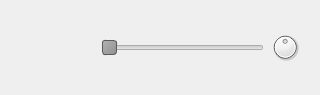
First picture: the form in client/gui/livejamming/app/roomplayeritem.ui, repository sush/Live-Jamming, before the edit.
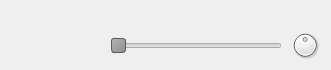
Second picture: the form after the edit. Icons and pictures are not drawn.

The edit to the form file:
```diff
--- a/client/gui/livejamming/app/roomplayeritem.ui
+++ b/client/gui/livejamming/app/roomplayeritem.ui
@@ -6,26 +6,26 @@
    <rect>
     <x>0</x>
     <y>0</y>
-    <width>320</width>
-    <height>95</height>
+    <width>331</width>
+    <height>70</height>
    </rect>
   </property>
   <property name="sizePolicy">
-   <sizepolicy hsizetype="Minimum" vsizetype="Minimum">
+   <sizepolicy hsizetype="Maximum" vsizetype="Maximum">
     <horstretch>0</horstretch>
     <verstretch>0</verstretch>
    </sizepolicy>
   </property>
   <property name="minimumSize">
    <size>
-    <width>320</width>
-    <height>95</height>
+    <width>331</width>
+    <height>70</height>
    </size>
   </property>
   <property name="maximumSize">
    <size>
-    <width>443</width>
-    <height>146</height>
+    <width>331</width>
+    <height>70</height>
    </size>
   </property>
   <property name="windowTitle">
@@ -35,12 +35,24 @@
    <string notr="true"/>
   </property>
   <layout class="QVBoxLayout" name="verticalLayout">
+   <property name="spacing">
+    <number>0</number>
+   </property>
+   <property name="margin">
+    <number>0</number>
+   </property>
    <item>
     <widget class="QFrame" name="frame">
+     <property name="sizePolicy">
+      <sizepolicy hsizetype="Maximum" vsizetype="Maximum">
+       <horstretch>0</horstretch>
+       <verstretch>0</verstretch>
+      </sizepolicy>
+     </property>
      <property name="maximumSize">
       <size>
-       <width>443</width>
-       <height>146</height>
+       <width>331</width>
+       <height>70</height>
       </size>
      </property>
      <property name="autoFillBackground">
@@ -70,14 +82,84 @@
      <property name="frameShadow">
       <enum>QFrame::Raised</enum>
      </property>
-     <layout class="QGridLayout" name="gridLayout">
-      <item row="0" column="0" rowspan="5" colspan="2">
-       <layout class="QHBoxLayout" name="horizontalLayout">
-        <property name="sizeConstraint">
-         <enum>QLayout::SetFixedSize</enum>
-        </property>
-        <item>
+     <widget class="QLabel" name="label">
+      <property name="geometry">
+       <rect>
+        <x>78</x>
+        <y>7</y>
+        <width>251</width>
+        <height>21</height>
+       </rect>
+      </property>
+      <property name="sizePolicy">
+       <sizepolicy hsizetype="Maximum" vsizetype="Minimum">
+        <horstretch>0</horstretch>
+        <verstretch>0</verstretch>
+       </sizepolicy>
+      </property>
+      <property name="minimumSize">
+       <size>
+        <width>0</width>
+        <height>0</height>
+       </size>
+      </property>
+      <property name="maximumSize">
+       <size>
+        <width>300</width>
+        <height>16777215</height>
+       </size>
+      </property>
+      <property name="sizeIncrement">
+       <size>
+        <width>0</width>
+        <height>0</height>
+       </size>
+      </property>
+      <property name="baseSize">
+       <size>
+        <width>0</width>
+        <height>0</height>
+       </size>
+      </property>
+      <property name="styleSheet">
+       <string notr="true">#label {
+	color:#d0d0d0;
+}</string>
+      </property>
+      <property name="frameShape">
+       <enum>QFrame::NoFrame</enum>
+      </property>
+      <property name="frameShadow">
+       <enum>QFrame::Plain</enum>
+      </property>
+      <property name="midLineWidth">
+       <number>0</number>
+      </property>
+      <property name="text">
+       <string/>
+      </property>
+      <property name="scaledContents">
+       <bool>true</bool>
+      </property>
+      <property name="alignment">
+       <set>Qt::AlignCenter</set>
+      </property>
+      <property name="margin">
+       <number>0</number>
+      </property>
+      <property name="indent">
+       <number>-1</number>
+      </property>
+     </widget>
          <widget class="QLabel" name="avatar">
+      <property name="geometry">
+       <rect>
+        <x>1</x>
+        <y>-1</y>
+        <width>68</width>
+        <height>71</height>
+       </rect>
+      </property>
           <property name="sizePolicy">
            <sizepolicy hsizetype="Fixed" vsizetype="Fixed">
             <horstretch>0</horstretch>
@@ -99,21 +181,18 @@
           <property name="pixmap">
            <pixmap resource="app.qrc">:/images/room_player_item_icon.png</pixmap>
           </property>
-         </widget>
-        </item>
-        <item>
-         <widget class="QLabel" name="speaker">
-          <property name="sizePolicy">
-           <sizepolicy hsizetype="Fixed" vsizetype="Fixed">
-            <horstretch>0</horstretch>
-            <verstretch>0</verstretch>
-           </sizepolicy>
-          </property>
-          <property name="minimumSize">
-           <size>
-            <width>20</width>
-            <height>20</height>
-           </size>
+      <property name="margin">
+       <number>9</number>
+      </property>
+     </widget>
+     <widget class="QDial" name="balance">
+      <property name="geometry">
+       <rect>
+        <x>290</x>
+        <y>30</y>
+        <width>30</width>
+        <height>30</height>
+       </rect>
           </property>
           <property name="maximumSize">
            <size>
@@ -121,21 +200,25 @@
             <height>30</height>
            </size>
           </property>
-          <property name="styleSheet">
-           <string notr="true">#speaker{
-	margin-left:22px;
-}</string>
-          </property>
-          <property name="text">
-           <string/>
-          </property>
-          <property name="pixmap">
-           <pixmap resource="app.qrc">:/images/speaker_ico.png</pixmap>
-          </property>
-         </widget>
-        </item>
-        <item>
+      <property name="cursor">
+       <cursorShape>OpenHandCursor</cursorShape>
+      </property>
+      <property name="maximum">
+       <number>99</number>
+      </property>
+      <property name="value">
+       <number>50</number>
+      </property>
+     </widget>
          <widget class="QSlider" name="volume">
+      <property name="geometry">
+       <rect>
+        <x>111</x>
+        <y>25</y>
+        <width>171</width>
+        <height>42</height>
+       </rect>
+      </property>
           <property name="sizePolicy">
            <sizepolicy hsizetype="Fixed" vsizetype="Preferred">
             <horstretch>0</horstretch>
@@ -182,41 +265,45 @@
            <enum>Qt::Horizontal</enum>
           </property>
          </widget>
-        </item>
-        <item>
-         <widget class="QDial" name="balance">
+     <widget class="QLabel" name="speaker">
+      <property name="geometry">
+       <rect>
+        <x>70</x>
+        <y>30</y>
+        <width>30</width>
+        <height>30</height>
+       </rect>
+      </property>
+      <property name="sizePolicy">
+       <sizepolicy hsizetype="Fixed" vsizetype="Fixed">
+        <horstretch>0</horstretch>
+        <verstretch>0</verstretch>
+       </sizepolicy>
+      </property>
+      <property name="minimumSize">
+       <size>
+        <width>20</width>
+        <height>20</height>
+       </size>
+      </property>
           <property name="maximumSize">
            <size>
             <width>30</width>
             <height>30</height>
            </size>
           </property>
-          <property name="cursor">
-           <cursorShape>OpenHandCursor</cursorShape>
-          </property>
-          <property name="maximum">
-           <number>99</number>
-          </property>
-          <property name="value">
-           <number>50</number>
-          </property>
-         </widget>
-        </item>
-       </layout>
-      </item>
-      <item row="0" column="1">
-       <widget class="QLabel" name="label">
         <property name="styleSheet">
-         <string notr="true">#label {
-	color:#d0d0d0;
+       <string notr="true">#speaker{
+	margin-left:22px;
 }</string>
         </property>
         <property name="text">
          <string/>
         </property>
-       </widget>
-      </item>
-     </layout>
+      <property name="pixmap">
+       <pixmap resource="app.qrc">:/images/speaker_ico.png</pixmap>
+      </property>
+     </widget>
     </widget>
    </item>
   </layout>
```
Lines whose indentation alone changed are shown as unchanged.
